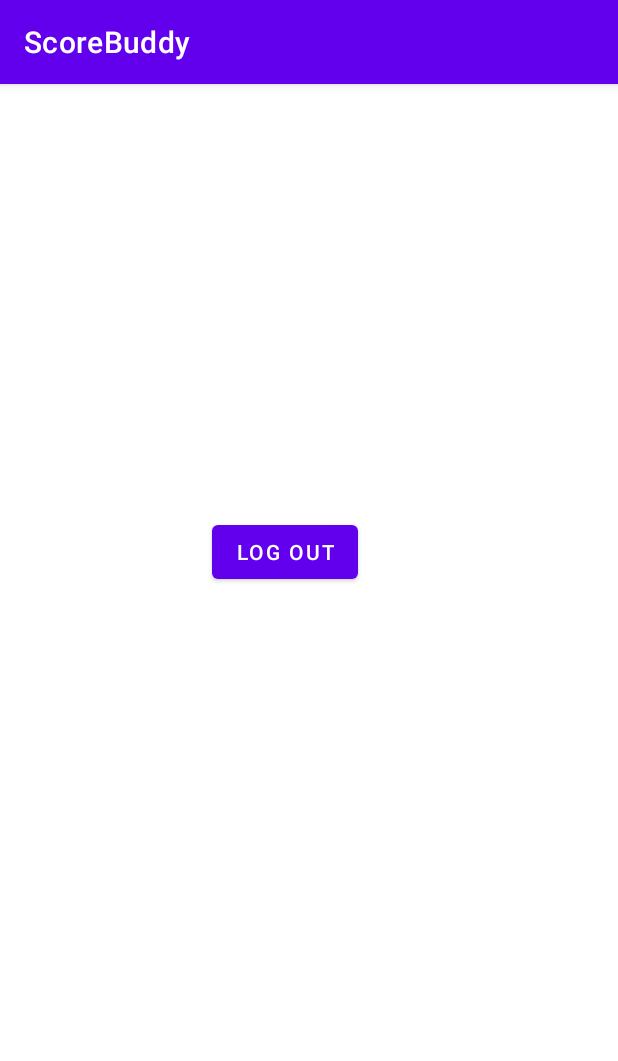
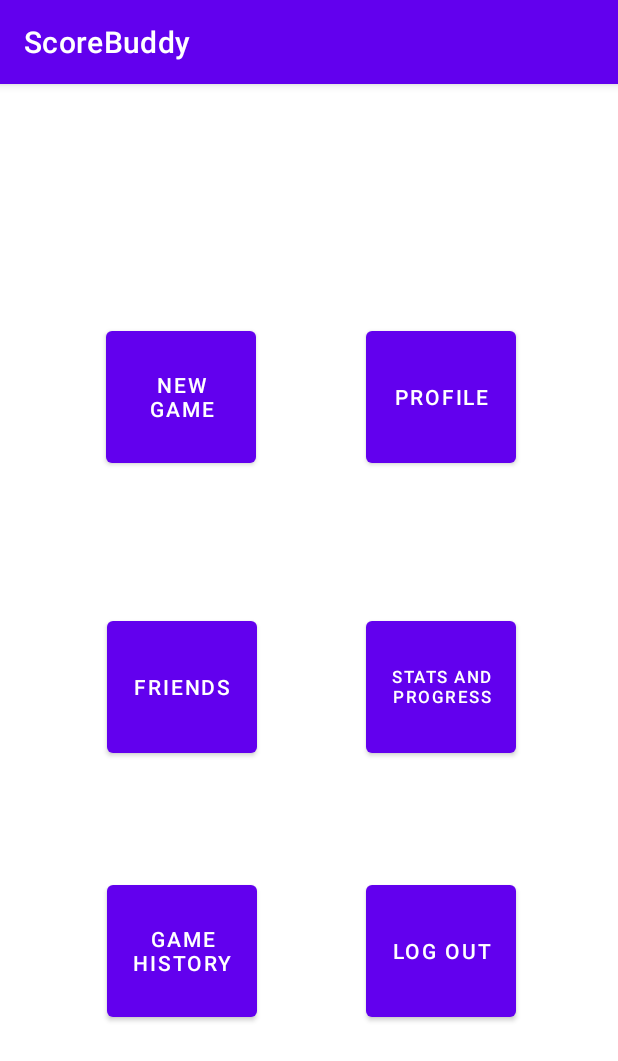
Before and after one commit to jason-ball/ScoreBuddy, an Android app: the HomeActivity screen opened directly, with no data from a screen before it, on a phone screen of 412 x 824 dp. Shown: the top 1061 px of the screen. Run offline under Robolectric (Android 15) with nearby library versions, the phone set to English and light mode, and no system bars; our stand-ins replace Firebase (no records; nobody signed in at launch, a user with empty details on screens opened directly).

Commit message:
created home page

```diff
--- a/app/src/main/java/dev/jasonball/scorebuddy/HomeActivity.java
+++ b/app/src/main/java/dev/jasonball/scorebuddy/HomeActivity.java
@@ -18,7 +18,7 @@ public class HomeActivity extends AppCompatActivity {
         super.onCreate(savedInstanceState);
         setContentView(R.layout.activity_home);
 
-        logout = findViewById(R.id.button);
+        logout = findViewById(R.id.bLogout);
         logout.setOnClickListener(new View.OnClickListener() {
             @Override
             public void onClick(View v) {
--- a/app/src/main/res/layout/activity_home.xml
+++ b/app/src/main/res/layout/activity_home.xml
@@ -7,16 +7,73 @@
     tools:context=".HomeActivity">
 
     <Button
-        android:id="@+id/button"
-        android:layout_width="wrap_content"
-        android:layout_height="wrap_content"
-        android:layout_marginStart="141dp"
-        android:layout_marginTop="269dp"
-        android:layout_marginEnd="173dp"
-        android:layout_marginBottom="414dp"
+        android:id="@+id/bNewGame"
+        android:layout_width="100dp"
+        android:layout_height="100dp"
+        android:layout_marginStart="70dp"
+        android:layout_marginTop="140dp"
+        android:layout_marginEnd="73dp"
+        android:layout_marginBottom="75dp"
+        android:text="New Game"
+        app:layout_constraintBottom_toTopOf="@+id/bFriends"
+        app:layout_constraintEnd_toStartOf="@+id/bProfile"
+        app:layout_constraintStart_toStartOf="parent"
+        app:layout_constraintTop_toTopOf="parent" />
+
+    <Button
+        android:id="@+id/bFriends"
+        android:layout_width="100dp"
+        android:layout_height="100dp"
+        android:layout_marginStart="70dp"
+        android:layout_marginEnd="72dp"
+        android:layout_marginBottom="76dp"
+        android:text="Friends"
+        app:layout_constraintBottom_toTopOf="@+id/bGameHistory"
+        app:layout_constraintEnd_toStartOf="@+id/bStatsProgress"
+        app:layout_constraintStart_toStartOf="parent" />
+
+    <Button
+        android:id="@+id/bStatsProgress"
+        android:layout_width="100dp"
+        android:layout_height="100dp"
+        android:layout_marginEnd="68dp"
+        android:layout_marginBottom="76dp"
+        android:text="Stats and Progress"
+        android:textSize="11dp"
+        app:layout_constraintBottom_toTopOf="@+id/bLogout"
+        app:layout_constraintEnd_toEndOf="parent" />
+
+    <Button
+        android:id="@+id/bLogout"
+        android:layout_width="100dp"
+        android:layout_height="100dp"
+        android:layout_marginEnd="68dp"
+        android:layout_marginBottom="140dp"
         android:text="Log Out"
         app:layout_constraintBottom_toBottomOf="parent"
+        app:layout_constraintEnd_toEndOf="parent" />
+
+    <Button
+        android:id="@+id/bGameHistory"
+        android:layout_width="100dp"
+        android:layout_height="100dp"
+        android:layout_marginStart="70dp"
+        android:layout_marginEnd="72dp"
+        android:layout_marginBottom="140dp"
+        android:text="Game History"
+        app:layout_constraintBottom_toBottomOf="parent"
+        app:layout_constraintEnd_toStartOf="@+id/bLogout"
+        app:layout_constraintStart_toStartOf="parent" />
+
+    <Button
+        android:id="@+id/bProfile"
+        android:layout_width="100dp"
+        android:layout_height="100dp"
+        android:layout_marginTop="140dp"
+        android:layout_marginEnd="68dp"
+        android:layout_marginBottom="75dp"
+        android:text="Profile"
+        app:layout_constraintBottom_toTopOf="@+id/bStatsProgress"
         app:layout_constraintEnd_toEndOf="parent"
-        app:layout_constraintStart_toStartOf="parent"
         app:layout_constraintTop_toTopOf="parent" />
 </androidx.constraintlayout.widget.ConstraintLayout>
--- a/app/src/main/res/layout/activity_main.xml
+++ b/app/src/main/res/layout/activity_main.xml
@@ -56,7 +56,7 @@
         android:layout_marginStart="34dp"
         android:layout_marginEnd="34dp"
         android:layout_marginBottom="12dp"
-        android:text="Button"
+        android:text="Login"
         app:layout_constraintBottom_toTopOf="@+id/tvSignUp"
         app:layout_constraintEnd_toEndOf="parent"
         app:layout_constraintStart_toStartOf="parent" />
--- a/app/src/main/res/layout/activity_register.xml
+++ b/app/src/main/res/layout/activity_register.xml
@@ -58,7 +58,7 @@
         android:layout_marginStart="52dp"
         android:layout_marginEnd="52dp"
         android:layout_marginBottom="236dp"
-        android:text="Button"
+        android:text="Register"
         app:layout_constraintBottom_toBottomOf="parent"
         app:layout_constraintEnd_toEndOf="parent"
         app:layout_constraintStart_toStartOf="parent" />
```
